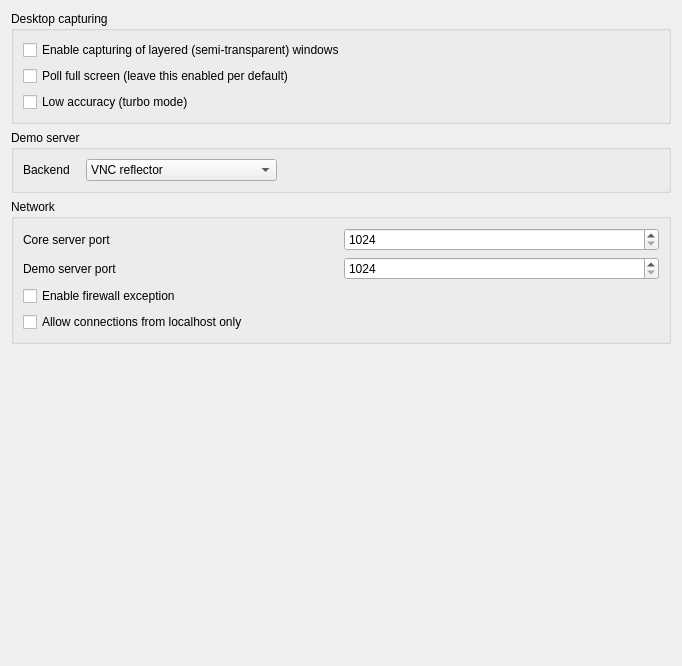
Before: the Qt Designer form configurator/forms/ServiceConfigurationPage.ui in veyon/veyon, drawn with Qt 5.
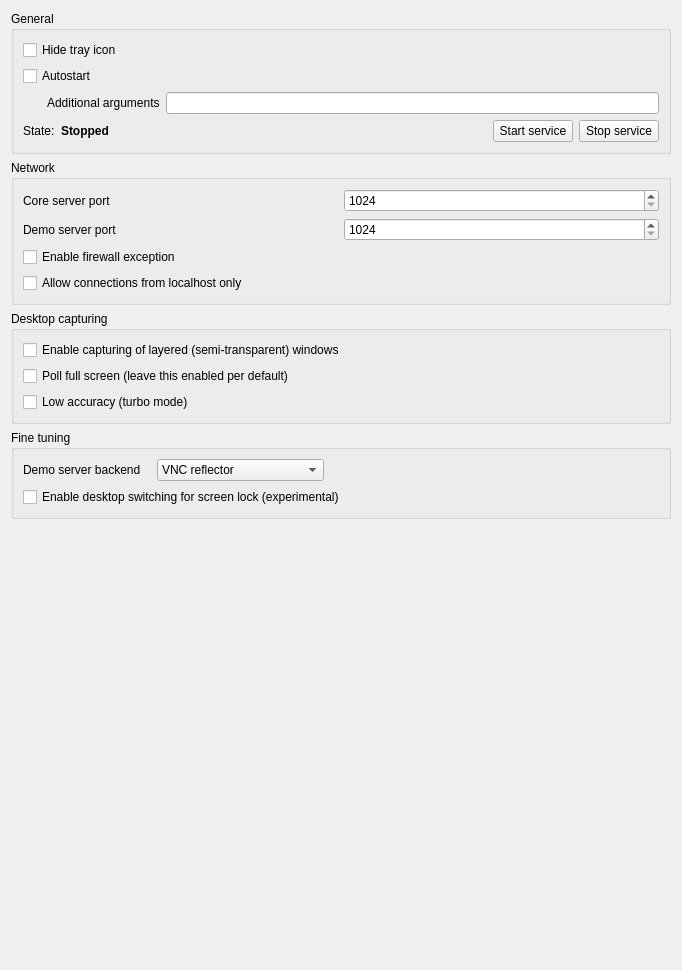
After: the same form once the commit is applied. Icons and pictures are not drawn.

Commit message:
Configurator: move service control to ServiceConfigurationPage
...and make use of new ServiceControl class.

The edit to the form file:
```diff
--- a/configurator/forms/ServiceConfigurationPage.ui
+++ b/configurator/forms/ServiceConfigurationPage.ui
@@ -7,13 +7,178 @@
     <x>0</x>
     <y>0</y>
     <width>682</width>
-    <height>666</height>
+    <height>970</height>
    </rect>
   </property>
   <property name="windowTitle">
    <string>Form</string>
   </property>
-  <layout class="QVBoxLayout" name="verticalLayout">
+  <layout class="QVBoxLayout" name="verticalLayout_2">
+   <item>
+    <widget class="QGroupBox" name="groupBox_3">
+     <property name="title">
+      <string>General</string>
+     </property>
+     <layout class="QGridLayout" name="gridLayout_12">
+      <item row="0" column="0" colspan="5">
+       <widget class="QCheckBox" name="isTrayIconHidden">
+        <property name="text">
+         <string>Hide tray icon</string>
+        </property>
+       </widget>
+      </item>
+      <item row="3" column="3">
+       <widget class="QPushButton" name="startService">
+        <property name="text">
+         <string>Start service</string>
+        </property>
+        <property name="icon">
+         <iconset resource="../italc-configurator.qrc">
+          <normaloff>:/resources/media-playback-start.png</normaloff>:/resources/media-playback-start.png</iconset>
+        </property>
+       </widget>
+      </item>
+      <item row="1" column="0" colspan="5">
+       <widget class="QCheckBox" name="autostartService">
+        <property name="text">
+         <string>Autostart</string>
+        </property>
+       </widget>
+      </item>
+      <item row="2" column="0" colspan="5">
+       <layout class="QHBoxLayout" name="horizontalLayout_3">
+        <item>
+         <spacer name="horizontalSpacer_5">
+          <property name="orientation">
+           <enum>Qt::Horizontal</enum>
+          </property>
+          <property name="sizeType">
+           <enum>QSizePolicy::Fixed</enum>
+          </property>
+          <property name="sizeHint" stdset="0">
+           <size>
+            <width>24</width>
+            <height>10</height>
+           </size>
+          </property>
+         </spacer>
+        </item>
+        <item>
+         <widget class="QLabel" name="label_10">
+          <property name="text">
+           <string>Additional arguments</string>
+          </property>
+         </widget>
+        </item>
+        <item>
+         <widget class="QLineEdit" name="serviceArguments"/>
+        </item>
+       </layout>
+      </item>
+      <item row="3" column="1">
+       <widget class="QLabel" name="serviceState">
+        <property name="font">
+         <font>
+          <weight>75</weight>
+          <bold>true</bold>
+         </font>
+        </property>
+        <property name="text">
+         <string>Stopped</string>
+        </property>
+       </widget>
+      </item>
+      <item row="3" column="4">
+       <widget class="QPushButton" name="stopService">
+        <property name="text">
+         <string>Stop service</string>
+        </property>
+        <property name="icon">
+         <iconset resource="../italc-configurator.qrc">
+          <normaloff>:/resources/media-playback-stop.png</normaloff>:/resources/media-playback-stop.png</iconset>
+        </property>
+       </widget>
+      </item>
+      <item row="3" column="0">
+       <widget class="QLabel" name="label_16">
+        <property name="text">
+         <string>State:</string>
+        </property>
+       </widget>
+      </item>
+      <item row="3" column="2">
+       <spacer name="horizontalSpacer_9">
+        <property name="orientation">
+         <enum>Qt::Horizontal</enum>
+        </property>
+        <property name="sizeHint" stdset="0">
+         <size>
+          <width>40</width>
+          <height>20</height>
+         </size>
+        </property>
+       </spacer>
+      </item>
+     </layout>
+    </widget>
+   </item>
+   <item>
+    <widget class="QGroupBox" name="groupBox_8">
+     <property name="title">
+      <string>Network</string>
+     </property>
+     <layout class="QGridLayout" name="gridLayout_11">
+      <item row="3" column="0" colspan="2">
+       <widget class="QCheckBox" name="localConnectOnly">
+        <property name="text">
+         <string>Allow connections from localhost only</string>
+        </property>
+       </widget>
+      </item>
+      <item row="0" column="0">
+       <widget class="QLabel" name="label_12">
+        <property name="text">
+         <string>Core server port</string>
+        </property>
+       </widget>
+      </item>
+      <item row="1" column="1">
+       <widget class="QSpinBox" name="demoServerPort">
+        <property name="minimum">
+         <number>1024</number>
+        </property>
+        <property name="maximum">
+         <number>65535</number>
+        </property>
+       </widget>
+      </item>
+      <item row="2" column="0" colspan="2">
+       <widget class="QCheckBox" name="isFirewallExceptionEnabled">
+        <property name="text">
+         <string>Enable firewall exception</string>
+        </property>
+       </widget>
+      </item>
+      <item row="1" column="0">
+       <widget class="QLabel" name="label_13">
+        <property name="text">
+         <string>Demo server port</string>
+        </property>
+       </widget>
+      </item>
+      <item row="0" column="1">
+       <widget class="QSpinBox" name="coreServerPort">
+        <property name="minimum">
+         <number>1024</number>
+        </property>
+        <property name="maximum">
+         <number>65535</number>
+        </property>
+       </widget>
+      </item>
+     </layout>
+    </widget>
+   </item>
    <item>
     <widget class="QGroupBox" name="groupBox_6">
      <property name="title">
@@ -47,9 +212,9 @@
    <item>
     <widget class="QGroupBox" name="groupBox_9">
      <property name="title">
-      <string>Demo server</string>
+      <string>Fine tuning</string>
      </property>
-     <layout class="QVBoxLayout" name="verticalLayout_7">
+     <layout class="QVBoxLayout" name="verticalLayout">
       <item>
        <layout class="QHBoxLayout" name="horizontalLayout_11" stretch="0,1,2">
         <property name="spacing">
@@ -58,7 +223,7 @@
         <item>
          <widget class="QLabel" name="label_6">
           <property name="text">
-           <string>Backend</string>
+           <string>Demo server backend</string>
           </property>
          </widget>
         </item>
@@ -91,60 +256,10 @@
         </item>
        </layout>
       </item>
-     </layout>
-    </widget>
-   </item>
-   <item>
-    <widget class="QGroupBox" name="groupBox_8">
-     <property name="title">
-      <string>Network</string>
-     </property>
-     <layout class="QGridLayout" name="gridLayout_11">
-      <item row="3" column="0" colspan="2">
-       <widget class="QCheckBox" name="localConnectOnly">
+      <item>
+       <widget class="QCheckBox" name="lockWithDesktopSwitching">
         <property name="text">
-         <string>Allow connections from localhost only</string>
-        </property>
-       </widget>
-      </item>
-      <item row="0" column="0">
-       <widget class="QLabel" name="label_12">
-        <property name="text">
-         <string>Core server port</string>
-        </property>
-       </widget>
-      </item>
-      <item row="1" column="1">
-       <widget class="QSpinBox" name="demoServerPort">
-        <property name="minimum">
-         <number>1024</number>
-        </property>
-        <property name="maximum">
-         <number>65535</number>
-        </property>
-       </widget>
-      </item>
-      <item row="2" column="0" colspan="2">
-       <widget class="QCheckBox" name="isFirewallExceptionEnabled">
-        <property name="text">
-         <string>Enable firewall exception</string>
-        </property>
-       </widget>
-      </item>
-      <item row="1" column="0">
-       <widget class="QLabel" name="label_13">
-        <property name="text">
-         <string>Demo server port</string>
-        </property>
-       </widget>
-      </item>
-      <item row="0" column="1">
-       <widget class="QSpinBox" name="coreServerPort">
-        <property name="minimum">
-         <number>1024</number>
-        </property>
-        <property name="maximum">
-         <number>65535</number>
+         <string>Enable desktop switching for screen lock (experimental)</string>
         </property>
        </widget>
       </item>
```
Left out of the diff: 4 changed lines with no effect on the pictures. The commit also changes 9 other files.
